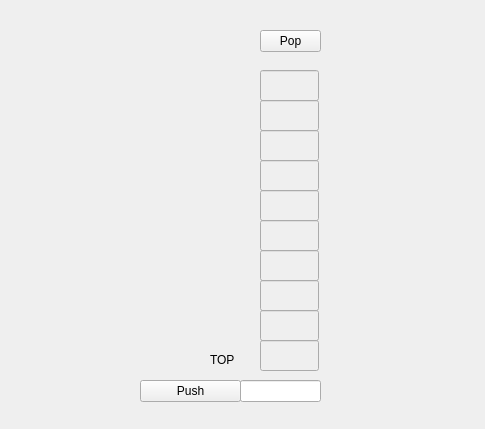
Qt form ui/stackwindow.ui (selesdepselesnul/dss) before a commit.
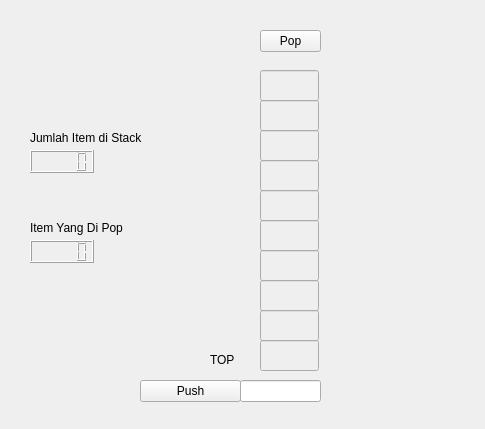
The same form after that commit. Icons and pictures are not drawn.

Commit message: add lcd number for stack window

Patch:
```diff
--- a/ui/stackwindow.ui
+++ b/ui/stackwindow.ui
@@ -237,6 +237,52 @@
     <string>TOP</string>
    </property>
   </widget>
+  <widget class="QLCDNumber" name="popedItemLcdNumber">
+   <property name="geometry">
+    <rect>
+     <x>30</x>
+     <y>240</y>
+     <width>64</width>
+     <height>23</height>
+    </rect>
+   </property>
+  </widget>
+  <widget class="QLabel" name="label">
+   <property name="geometry">
+    <rect>
+     <x>30</x>
+     <y>220</y>
+     <width>131</width>
+     <height>16</height>
+    </rect>
+   </property>
+   <property name="text">
+    <string>Item Yang Di Pop</string>
+   </property>
+  </widget>
+  <widget class="QLCDNumber" name="stackSizeLcdNumber">
+   <property name="geometry">
+    <rect>
+     <x>30</x>
+     <y>150</y>
+     <width>64</width>
+     <height>23</height>
+    </rect>
+   </property>
+  </widget>
+  <widget class="QLabel" name="label_2">
+   <property name="geometry">
+    <rect>
+     <x>30</x>
+     <y>130</y>
+     <width>131</width>
+     <height>16</height>
+    </rect>
+   </property>
+   <property name="text">
+    <string>Jumlah Item di Stack</string>
+   </property>
+  </widget>
  </widget>
  <resources/>
  <connections/>
```
The commit also changes 1 other file.
